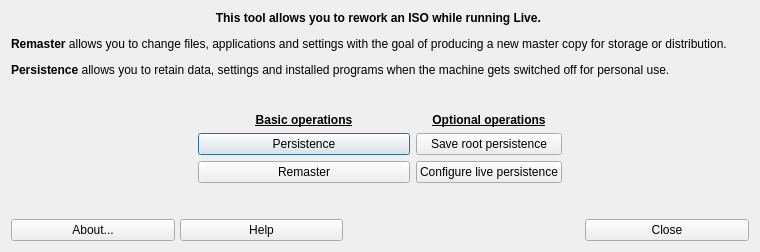
Before: the Qt Designer form mxremastercc.ui in AdrianTM/mx-remastercc, drawn with Qt 5.
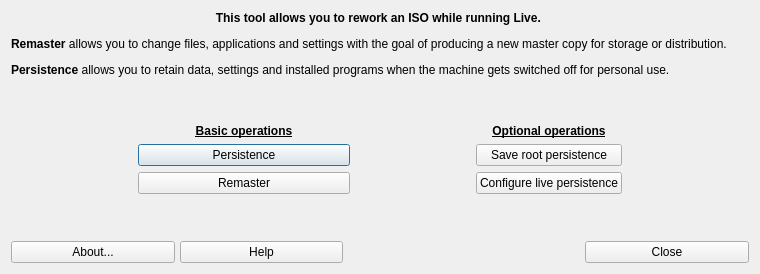
After: the same form once the commit is applied. Icons and pictures are not drawn.

```diff
--- a/mxremastercc.ui
+++ b/mxremastercc.ui
@@ -7,7 +7,7 @@
     <x>0</x>
     <y>0</y>
     <width>760</width>
-    <height>252</height>
+    <height>274</height>
    </rect>
   </property>
   <property name="windowTitle">
@@ -21,7 +21,7 @@
   <layout class="QGridLayout" name="gridLayout_2">
    <item row="0" column="0">
     <layout class="QGridLayout" name="gridLayout">
-     <item row="7" column="2" colspan="2">
+     <item row="8" column="2" colspan="2">
       <spacer name="verticalSpacer">
        <property name="orientation">
         <enum>Qt::Vertical</enum>
@@ -37,7 +37,7 @@
        </property>
       </spacer>
      </item>
-     <item row="4" column="0">
+     <item row="5" column="0">
       <spacer name="horizontalSpacer">
        <property name="orientation">
         <enum>Qt::Horizontal</enum>
@@ -47,13 +47,13 @@
        </property>
        <property name="sizeHint" stdset="0">
         <size>
-         <width>5</width>
-         <height>5</height>
+         <width>40</width>
+         <height>20</height>
         </size>
        </property>
       </spacer>
      </item>
-     <item row="4" column="2">
+     <item row="5" column="2">
       <widget class="QPushButton" name="buttonSetupPersistence">
        <property name="minimumSize">
         <size>
@@ -74,19 +74,7 @@
        </property>
       </widget>
      </item>
-     <item row="4" column="3">
-      <widget class="QPushButton" name="buttonSaveRootPersist">
-       <property name="text">
-        <string>Save root persistence</string>
-       </property>
-       <property name="icon">
-        <iconset theme="filesave">
-         <normaloff/>
-        </iconset>
-       </property>
-      </widget>
-     </item>
-     <item row="1" column="0" colspan="6">
+     <item row="1" column="0" colspan="7">
       <widget class="QLabel" name="label">
        <property name="text">
         <string>&lt;html&gt;&lt;head/&gt;&lt;body&gt;&lt;p align=&quot;center&quot;&gt;&lt;span style=&quot; font-weight:600;&quot;&gt;This tool allows you to rework an ISO while running Live. &lt;/span&gt;&lt;/p&gt;&lt;p&gt;&lt;span style=&quot; font-weight:600;&quot;&gt;Remaster&lt;/span&gt; allows you to change files, applications and settings with the goal of producing a new master copy for storage or distribution. &lt;/p&gt;&lt;p&gt;&lt;span style=&quot; font-weight:600;&quot;&gt;Persistence&lt;/span&gt; allows you to retain data, settings and installed programs when the machine gets switched off for personal use.&lt;/p&gt;&lt;/body&gt;&lt;/html&gt;</string>
@@ -96,23 +84,7 @@
        </property>
       </widget>
      </item>
-     <item row="2" column="2" colspan="2">
-      <spacer name="verticalSpacer_2">
-       <property name="orientation">
-        <enum>Qt::Vertical</enum>
-       </property>
-       <property name="sizeType">
-        <enum>QSizePolicy::MinimumExpanding</enum>
-       </property>
-       <property name="sizeHint" stdset="0">
-        <size>
-         <width>20</width>
-         <height>20</height>
-        </size>
-       </property>
-      </spacer>
-     </item>
-     <item row="4" column="5">
+     <item row="5" column="6">
       <spacer name="horizontalSpacer_2">
        <property name="orientation">
         <enum>Qt::Horizontal</enum>
@@ -122,13 +94,13 @@
        </property>
        <property name="sizeHint" stdset="0">
         <size>
-         <width>5</width>
-         <height>5</height>
+         <width>40</width>
+         <height>20</height>
         </size>
        </property>
       </spacer>
      </item>
-     <item row="8" column="0" colspan="6">
+     <item row="9" column="0" colspan="7">
       <layout class="QGridLayout" name="buttonBar" columnstretch="0,0,0,0,0,0,0,0,0">
        <property name="sizeConstraint">
         <enum>QLayout::SetDefaultConstraint</enum>
@@ -279,17 +251,7 @@
        </item>
       </layout>
      </item>
-     <item row="3" column="3">
-      <widget class="QLabel" name="label_3">
-       <property name="text">
-        <string>&lt;html&gt;&lt;head/&gt;&lt;body&gt;&lt;p&gt;&lt;span style=&quot; font-weight:600; text-decoration: underline;&quot;&gt;Optional operations&lt;/span&gt;&lt;/p&gt;&lt;/body&gt;&lt;/html&gt;</string>
-       </property>
-       <property name="alignment">
-        <set>Qt::AlignCenter</set>
-       </property>
-      </widget>
-     </item>
-     <item row="3" column="2">
+     <item row="4" column="2">
       <widget class="QLabel" name="label_2">
        <property name="text">
         <string>&lt;html&gt;&lt;head/&gt;&lt;body&gt;&lt;p&gt;&lt;span style=&quot; font-weight:600; text-decoration: underline;&quot;&gt;Basic operations&lt;/span&gt;&lt;/p&gt;&lt;/body&gt;&lt;/html&gt;</string>
@@ -299,7 +261,54 @@
        </property>
       </widget>
      </item>
+     <item row="6" column="2">
+      <widget class="QPushButton" name="buttonRemaster">
+       <property name="text">
+        <string>Remaster</string>
+       </property>
+       <property name="icon">
+        <iconset theme="media-cdrom">
+         <normaloff/>
+        </iconset>
+       </property>
+      </widget>
+     </item>
      <item row="5" column="3">
+      <spacer name="horizontalSpacer_3">
+       <property name="orientation">
+        <enum>Qt::Horizontal</enum>
+       </property>
+       <property name="sizeHint" stdset="0">
+        <size>
+         <width>40</width>
+         <height>20</height>
+        </size>
+       </property>
+      </spacer>
+     </item>
+     <item row="5" column="4">
+      <widget class="QPushButton" name="buttonSaveRootPersist">
+       <property name="text">
+        <string>Save root persistence</string>
+       </property>
+       <property name="icon">
+        <iconset theme="filesave">
+         <normaloff/>
+        </iconset>
+       </property>
+      </widget>
+     </item>
+     <item row="4" column="4">
+      <widget class="QLabel" name="label_3">
+       <property name="text">
+        <string>&lt;html&gt;&lt;head/&gt;&lt;body&gt;&lt;p&gt;&lt;span style=&quot; font-weight:600; text-decoration: underline;&quot;&gt;Optional operations&lt;/span&gt;&lt;/p&gt;&lt;/body&gt;&lt;/html&gt;</string>
+       </property>
+       <property name="alignment">
+        <set>Qt::AlignCenter</set>
+       </property>
+      </widget>
+     </item>
+     <item row="6" column="4">
       <widget class="QPushButton" name="buttonConfigPersistence">
        <property name="text">
         <string>Configure live persistence</string>
@@ -311,17 +320,21 @@
        </property>
       </widget>
      </item>
-     <item row="5" column="2">
-      <widget class="QPushButton" name="buttonRemaster">
-       <property name="text">
-        <string>Remaster</string>
+     <item row="2" column="0" colspan="7">
+      <spacer name="verticalSpacer_2">
+       <property name="orientation">
+        <enum>Qt::Vertical</enum>
        </property>
-       <property name="icon">
-        <iconset theme="media-cdrom">
-         <normaloff/>
-        </iconset>
+       <property name="sizeType">
+        <enum>QSizePolicy::MinimumExpanding</enum>
        </property>
-      </widget>
+       <property name="sizeHint" stdset="0">
+        <size>
+         <width>20</width>
+         <height>20</height>
+        </size>
+       </property>
+      </spacer>
      </item>
     </layout>
    </item>
```
